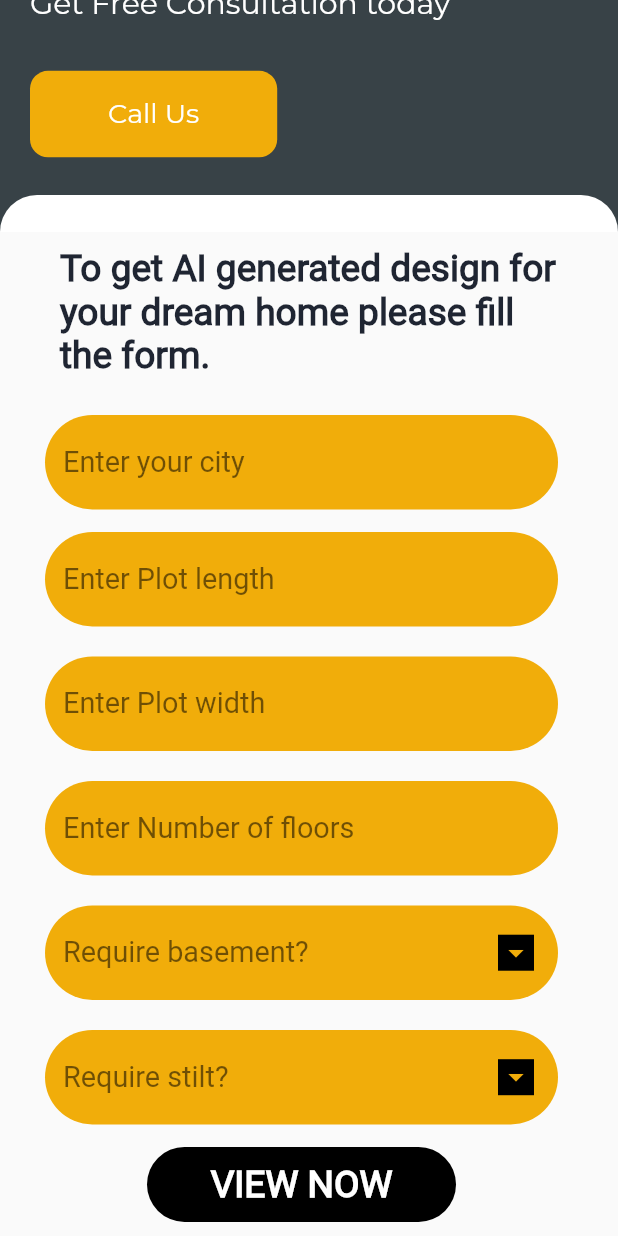
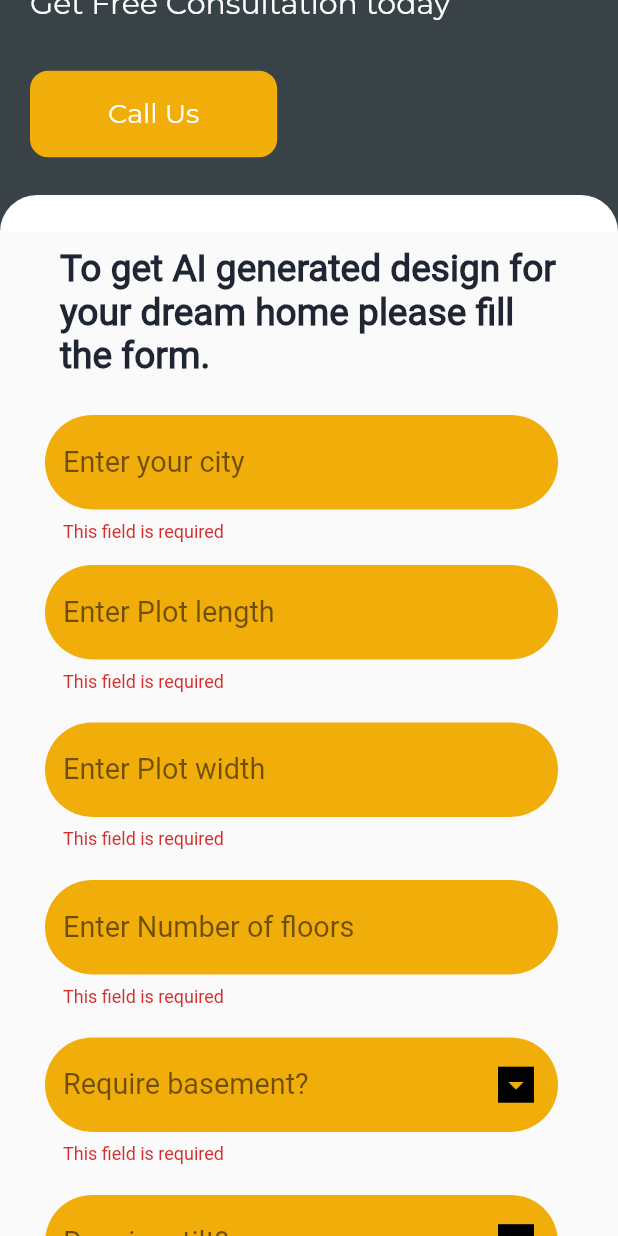
Before and after one commit to AnveshMishra/thikedaardotcom, a Flutter app: the DesignYourDreamHouseScreen screen opened directly, scrolled down 142 dp, after a tap on "VIEW NOW", on a phone screen of 412 x 824 dp. Run offline on Flutter 3.47's test engine with Material 2 defaults, Android fonts, the phone set to English and light mode, and no system bars; our stand-ins replace device_preview, dio, dots_indicator, geocoding, geolocator, get and 3 more; network calls fail.

Commit message:
api integration for design your house

```diff
--- a/lib/bindings/bindings.dart
+++ b/lib/bindings/bindings.dart
@@ -1,4 +1,5 @@
 import 'package:get/get.dart';
+import 'package:thikedaardotcom/screens/design_your_house_screen/controller/design_your_house_controller.dart';
 import 'package:thikedaardotcom/screens/login_screen/controller/login_controller.dart';
 import 'package:thikedaardotcom/screens/materials_screen/controller/material_controller.dart';
 import 'package:thikedaardotcom/screens/sign_up_screen/controller/sign_up_controller.dart';
@@ -13,5 +14,7 @@ class GlobalBindings extends Bindings {
     Get.put<SelectYourHouseDesignController>(SelectYourHouseDesignController(),
         permanent: true);
     Get.put<MaterialController>(MaterialController(), permanent: true);
+    Get.put<DesignYourHouseController>(DesignYourHouseController(),
+        permanent: true);
   }
 }
--- /dev/null
+++ b/lib/screens/design_your_house_screen/controller/design_your_house_controller.dart
@@ -0,0 +1,85 @@
+import 'package:flutter/widgets.dart';
+import 'package:geocoding/geocoding.dart';
+import 'package:geolocator/geolocator.dart';
+import 'package:get/get.dart';
+import 'package:thikedaardotcom/screens/design_your_house_screen/model/design_request_model.dart';
+
+import '../../../network/api_response.dart';
+import '../model/design_your_house_response_model.dart';
+import '../repositories/design_your_house_repo.dart';
+
+class DesignYourHouseController extends GetxController {
+  Position? position;
+  TextEditingController cityController = TextEditingController();
+  TextEditingController plotLenth = TextEditingController();
+  TextEditingController plotWidth = TextEditingController();
+  TextEditingController numberOfFloors = TextEditingController();
+  TextEditingController requiredBasement = TextEditingController();
+  TextEditingController requiredStilt = TextEditingController();
+  final formGlobalKey = GlobalKey<FormState>();
+  ApiResponse<DesignYourHouseResponseModel> apiResponse =
+      ApiResponse<DesignYourHouseResponseModel>.none();
+
+  Future<bool> _handleLocationPermission() async {
+    bool serviceEnabled;
+    LocationPermission permission;
+
+    serviceEnabled = await Geolocator.isLocationServiceEnabled();
+    if (!serviceEnabled) {
+      return false;
+    }
+    permission = await Geolocator.checkPermission();
+    if (permission == LocationPermission.denied) {
+      permission = await Geolocator.requestPermission();
+      if (permission == LocationPermission.denied) {
+        return false;
+      }
+    }
+    if (permission == LocationPermission.deniedForever) {
+      return false;
+    }
+    return true;
+  }
+
+  Future getLocation() async {
+    if (await _handleLocationPermission()) {
+      position = await Geolocator.getCurrentPosition(
+          desiredAccuracy: LocationAccuracy.high);
+      if (position != null) {
+        List<Placemark> placemarks = await placemarkFromCoordinates(
+          position!.latitude,
+          position!.longitude,
+        );
+        cityController.text = placemarks.first.locality ?? '';
+      }
+    }
+  }
+
+  Future<void> generateDesign() async {
+    if (formGlobalKey.currentState?.validate() ?? false) {
+      apiResponse = ApiResponse<DesignYourHouseResponseModel>.loading();
+      update();
+      apiResponse = await DesignYouHouseRepo().postDesignDetails(
+        DesignRequestModel(
+                city: cityController.text,
+                plotLength: int.tryParse(plotLenth.text) ?? 0,
+                plotWidth: int.tryParse(plotWidth.text) ?? 0,
+                numberofFloors: int.tryParse(numberOfFloors.text) ?? 0,
+                requireBasement: requiredBasement.text,
+                requierStilt: requiredStilt.text)
+            .toJson(),
+      );
+      clearData();
+      update();
+    }
+  }
+
+  void clearData() {
+    cityController.clear();
+    plotLenth.clear();
+    plotWidth.clear();
+    numberOfFloors.clear();
+    requiredBasement.clear();
+    requiredStilt.clear();
+  }
+}
--- a/lib/screens/design_your_house_screen/design_your_dream_house_screen.dart
+++ b/lib/screens/design_your_house_screen/design_your_dream_house_screen.dart
@@ -1,10 +1,15 @@
 import 'package:flutter/material.dart';
+import 'package:get/get.dart';
 import 'package:sizer/sizer.dart';
+import 'package:thikedaardotcom/network/api_response.dart';
 import 'package:thikedaardotcom/screens/design_your_house_screen/widgets/option_bottom_sheet.dart';
 
 import '../../config/size/size_config.dart';
 import '../../config/styles/app_colors.dart';
 import '../../config/styles/app_styles.dart';
+import '../nav_sceen.dart/controller/nav_screen_controller.dart';
+import '../select_your_house_design/controller/select_your_house_design_controller.dart';
+import 'controller/design_your_house_controller.dart';
 
 class DesignYourDreamHouseScreen extends StatelessWidget {
   const DesignYourDreamHouseScreen({super.key});
@@ -12,6 +17,7 @@ class DesignYourDreamHouseScreen extends StatelessWidget {
   @override
   Widget build(BuildContext context) {
     SizeConfig().init(context);
+    Get.find<DesignYourHouseController>().getLocation();
     return Scaffold(
         backgroundColor: const Color.fromARGB(255, 250, 250, 250),
         body: SingleChildScrollView(
@@ -120,15 +126,20 @@ class DesignYourDreamHouseScreen extends StatelessWidget {
                         Padding(
                           padding: const EdgeInsets.only(
                               left: 20, right: 20, top: 10),
-                          child: Form(
+                          child: GetBuilder<DesignYourHouseController>(
+                            builder: (controller) => Form(
+                              key: controller.formGlobalKey,
                               child: Column(
                                 crossAxisAlignment: CrossAxisAlignment.start,
                                 children: [
                                   Padding(
                                     padding: const EdgeInsets.only(top: 15),
-                                  child: TextField(
+                                    child: TextFormField(
+                                      autovalidateMode:
+                                          AutovalidateMode.onUserInteraction,
+                                      validator: _validator,
+                                      controller: controller.cityController,
                                       cursorColor: Colors.grey[600],
-                                    style: TextStyle(color: Colors.grey[600]),
                                       decoration: InputDecoration(
                                         filled: true,
                                         hintText: 'Enter your city',
@@ -147,9 +158,13 @@ class DesignYourDreamHouseScreen extends StatelessWidget {
                                   ),
                                   Padding(
                                       padding: const EdgeInsets.only(top: 15),
-                                    child: TextField(
+                                      child: TextFormField(
+                                        autovalidateMode:
+                                            AutovalidateMode.onUserInteraction,
+                                        keyboardType: TextInputType.number,
+                                        validator: _validator,
                                         cursorColor: Colors.grey[600],
-                                      style: TextStyle(color: Colors.grey[600]),
+                                        controller: controller.plotLenth,
                                         decoration: InputDecoration(
                                           filled: true,
                                           hintText: "Enter Plot length",
@@ -167,9 +182,13 @@ class DesignYourDreamHouseScreen extends StatelessWidget {
                                       )),
                                   Padding(
                                       padding: const EdgeInsets.only(top: 20),
-                                    child: TextField(
+                                      child: TextFormField(
+                                        autovalidateMode:
+                                            AutovalidateMode.onUserInteraction,
+                                        keyboardType: TextInputType.number,
+                                        validator: _validator,
                                         cursorColor: Colors.grey[600],
-                                      style: TextStyle(color: Colors.grey[600]),
+                                        controller: controller.plotWidth,
                                         decoration: InputDecoration(
                                           filled: true,
                                           hintText: "Enter Plot width",
@@ -187,9 +206,13 @@ class DesignYourDreamHouseScreen extends StatelessWidget {
                                       )),
                                   Padding(
                                       padding: const EdgeInsets.only(top: 20),
-                                    child: TextField(
+                                      child: TextFormField(
+                                        autovalidateMode:
+                                            AutovalidateMode.onUserInteraction,
+                                        keyboardType: TextInputType.number,
+                                        validator: _validator,
                                         cursorColor: Colors.grey[600],
-                                      style: TextStyle(color: Colors.grey[600]),
+                                        controller: controller.numberOfFloors,
                                         decoration: InputDecoration(
                                           filled: true,
                                           hintText: "Enter Number of floors",
@@ -207,14 +230,18 @@ class DesignYourDreamHouseScreen extends StatelessWidget {
                                       )),
                                   Padding(
                                       padding: const EdgeInsets.only(top: 20),
-                                    child: TextField(
+                                      child: TextFormField(
+                                        autovalidateMode:
+                                            AutovalidateMode.onUserInteraction,
+                                        validator: _validator,
+                                        controller: controller.requiredBasement,
                                         readOnly: true,
                                         onTap: () => showOptionBottomSheet(
-                                          context,
-                                          onTap: (String value) {},
-                                          title: "Require basement?"),
+                                            context, onTap: (String value) {
+                                          controller.requiredBasement.text =
+                                              value;
+                                        }, title: "Require basement?"),
                                         cursorColor: Colors.grey[600],
-                                      style: TextStyle(color: Colors.grey[600]),
                                         decoration: InputDecoration(
                                           suffixIcon: Padding(
                                             padding: const EdgeInsets.all(8.0),
@@ -224,7 +251,8 @@ class DesignYourDreamHouseScreen extends StatelessWidget {
                                                 color: Colors.black,
                                               ),
                                               child: Icon(
-                                                Icons.arrow_drop_down_outlined,
+                                                  Icons
+                                                      .arrow_drop_down_outlined,
                                                   color:
                                                       AppColors.appAccentAmber),
                                             ),
@@ -245,15 +273,20 @@ class DesignYourDreamHouseScreen extends StatelessWidget {
                                       )),
                                   Padding(
                                     padding: const EdgeInsets.only(top: 20),
-                                    child: TextField(
+                                    child: TextFormField(
+                                      autovalidateMode:
+                                          AutovalidateMode.onUserInteraction,
+                                      validator: _validator,
                                       onTap: () => showOptionBottomSheet(
                                         context,
-                                        onTap: (String value) {},
+                                        onTap: (String value) {
+                                          controller.requiredStilt.text = value;
+                                        },
                                         title: "Require stilt?",
                                       ),
                                       readOnly: true,
                                       cursorColor: Colors.grey[600],
-                                      style: TextStyle(color: Colors.grey[600]),
+                                      controller: controller.requiredStilt,
                                       decoration: InputDecoration(
                                         suffixIcon: Padding(
                                           padding: const EdgeInsets.all(8.0),
@@ -281,11 +314,13 @@ class DesignYourDreamHouseScreen extends StatelessWidget {
                                             borderRadius:
                                                 BorderRadius.circular(50)),
                                       ),
-                                    )),
+                                    ),
+                                  ),
                                   const SizedBox(
                                     height: 10,
                                   ),
                                 ],
+                              ),
                             ),
                           ),
                         ),
@@ -306,14 +341,35 @@ class DesignYourDreamHouseScreen extends StatelessWidget {
                                       ),
                                       backgroundColor: Colors.black,
                                     ),
-                                    onPressed: () {},
-                                    child: Text(
+                                    onPressed: () async {
+                                      await Get.find<
+                                              DesignYourHouseController>()
+                                          .generateDesign();
+                                      Get.find<NavScreenController>()
+                                          .changeTabIndex(0);
+                                      Get.find<
+                                              SelectYourHouseDesignController>()
+                                          .getDesignData();
+                                      Get.find<NavScreenController>()
+                                          .changeTabIndex(3);
+                                    },
+                                    child:
+                                        GetBuilder<DesignYourHouseController>(
+                                            builder: (controller) {
+                                      if (controller.apiResponse.status !=
+                                          ApiResponseStatus.loading) {
+                                        return Text(
                                           "VIEW NOW",
                                           style: Theme.of(context)
                                               .primaryTextTheme
                                               .headlineLarge
                                               ?.copyWith(color: Colors.white),
-                                    ),
+                                        );
+                                      }
+                                      return const Center(
+                                        child: CircularProgressIndicator(),
+                                      );
+                                    }),
                                   ),
                                 )
                               ],
@@ -325,4 +381,11 @@ class DesignYourDreamHouseScreen extends StatelessWidget {
           ),
         ));
   }
+
+  String? _validator(String? value) {
+    if (value == null || value.isEmpty) {
+      return 'This field is required';
     }
+    return null;
+  }
+}
--- /dev/null
+++ b/lib/screens/design_your_house_screen/model/design_request_model.dart
@@ -0,0 +1,71 @@
+// To parse this JSON data, do
+//
+//     final designRequestModel = designRequestModelFromJson(jsonString);
+
+import 'dart:convert';
+
+DesignRequestModel designRequestModelFromJson(String str) =>
+    DesignRequestModel.fromJson(json.decode(str));
+
+String designRequestModelToJson(DesignRequestModel data) =>
+    json.encode(data.toJson());
+
+class DesignRequestModel {
+  final String? city;
+  final int? numberofFloors;
+  final int? plotLength;
+  final int? plotWidth;
+  final String? requireBasement;
+  final String? requierStilt;
+  final dynamic ip;
+
+  DesignRequestModel({
+    this.city,
+    this.numberofFloors,
+    this.plotLength,
+    this.plotWidth,
+    this.requireBasement,
+    this.requierStilt,
+    this.ip,
+  });
+
+  DesignRequestModel copyWith({
+    String? city,
+    int? numberofFloors,
+    int? plotLength,
+    int? plotWidth,
+    String? requireBasement,
+    String? requierStilt,
+    dynamic ip,
+  }) =>
+      DesignRequestModel(
+        city: city ?? this.city,
+        numberofFloors: numberofFloors ?? this.numberofFloors,
+        plotLength: plotLength ?? this.plotLength,
+        plotWidth: plotWidth ?? this.plotWidth,
+        requireBasement: requireBasement ?? this.requireBasement,
+        requierStilt: requierStilt ?? this.requierStilt,
+        ip: ip ?? this.ip,
+      );
+
+  factory DesignRequestModel.fromJson(Map<String, dynamic> json) =>
+      DesignRequestModel(
+        city: json["city"],
+        numberofFloors: json["numberofFloors"],
+        plotLength: json["plotLength"],
+        plotWidth: json["plotWidth"],
+        requireBasement: json["requireBasement"],
+        requierStilt: json["requierStilt"],
+        ip: json["ip"],
+      );
+
+  Map<String, dynamic> toJson() => {
+        "city": city,
+        "numberofFloors": numberofFloors,
+        "plotLength": plotLength,
+        "plotWidth": plotWidth,
+        "requireBasement": requireBasement,
+        "requierStilt": requierStilt,
+        "ip": ip,
+      };
+}
--- /dev/null
+++ b/lib/screens/design_your_house_screen/model/design_your_house_response_model.dart
@@ -0,0 +1,112 @@
+// To parse this JSON data, do
+//
+//     final designYourHouseResponseModel = designYourHouseResponseModelFromJson(jsonString);
+
+import 'dart:convert';
+
+DesignYourHouseResponseModel designYourHouseResponseModelFromJson(String str) =>
+    DesignYourHouseResponseModel.fromJson(json.decode(str));
+
+String designYourHouseResponseModelToJson(DesignYourHouseResponseModel data) =>
+    json.encode(data.toJson());
+
+class DesignYourHouseResponseModel {
+  final String? message;
+  final Data? data;
+
+  DesignYourHouseResponseModel({
+    this.message,
+    this.data,
+  });
+
+  DesignYourHouseResponseModel copyWith({
+    String? message,
+    Data? data,
+  }) =>
+      DesignYourHouseResponseModel(
+        message: message ?? this.message,
+        data: data ?? this.data,
+      );
+
+  factory DesignYourHouseResponseModel.fromJson(Map<String, dynamic> json) =>
+      DesignYourHouseResponseModel(
+        message: json["message"],
+        data: json["data"] == null ? null : Data.fromJson(json["data"]),
+      );
+
+  Map<String, dynamic> toJson() => {
+        "message": message,
+        "data": data?.toJson(),
+      };
+}
+
+class Data {
+  final String? city;
+  final int? numberofFloors;
+  final int? plotLength;
+  final int? plotWidth;
+  final String? requireBasement;
+  final String? requierStilt;
+  final dynamic ipAddress;
+  final String? id;
+  final int? v;
+
+  Data({
+    this.city,
+    this.numberofFloors,
+    this.plotLength,
+    this.plotWidth,
+    this.requireBasement,
+    this.requierStilt,
+    this.ipAddress,
+    this.id,
+    this.v,
+  });
+
+  Data copyWith({
+    String? city,
+    int? numberofFloors,
+    int? plotLength,
+    int? plotWidth,
+    String? requireBasement,
+    String? requierStilt,
+    dynamic ipAddress,
+    String? id,
+    int? v,
+  }) =>
+      Data(
+        city: city ?? this.city,
+        numberofFloors: numberofFloors ?? this.numberofFloors,
+        plotLength: plotLength ?? this.plotLength,
+        plotWidth: plotWidth ?? this.plotWidth,
+        requireBasement: requireBasement ?? this.requireBasement,
+        requierStilt: requierStilt ?? this.requierStilt,
+        ipAddress: ipAddress ?? this.ipAddress,
+        id: id ?? this.id,
+        v: v ?? this.v,
+      );
+
+  factory Data.fromJson(Map<String, dynamic> json) => Data(
+        city: json["city"],
+        numberofFloors: json["numberofFloors"],
+        plotLength: json["plotLength"],
+        plotWidth: json["plotWidth"],
+        requireBasement: json["requireBasement"],
+        requierStilt: json["requierStilt"],
+        ipAddress: json["ipAddress"],
+        id: json["_id"],
+        v: json["__v"],
+      );
+
+  Map<String, dynamic> toJson() => {
+        "city": city,
+        "numberofFloors": numberofFloors,
+        "plotLength": plotLength,
+        "plotWidth": plotWidth,
+        "requireBasement": requireBasement,
+        "requierStilt": requierStilt,
+        "ipAddress": ipAddress,
+        "_id": id,
+        "__v": v,
+      };
+}
--- /dev/null
+++ b/lib/screens/design_your_house_screen/repositories/design_your_house_repo.dart
@@ -0,0 +1,28 @@
+import 'package:thikedaardotcom/screens/design_your_house_screen/model/design_your_house_response_model.dart';
+
+import '../../../network/api_client.dart';
+import '../../../network/api_end_points.dart';
+import '../../../network/api_response.dart';
+
+class DesignYouHouseRepo {
+  static final DesignYouHouseRepo _singleton = DesignYouHouseRepo._internal();
+  factory DesignYouHouseRepo() {
+    return _singleton;
+  }
+  DesignYouHouseRepo._internal();
+
+  final ApiClient _client = ApiClient();
+
+  Future<ApiResponse<DesignYourHouseResponseModel>> postDesignDetails(
+      Map data) async {
+    try {
+      final response = await _client.post(genrateDesign, data: data);
+      ApiResponse<DesignYourHouseResponseModel> apiResponse =
+          ApiResponse.success(
+              DesignYourHouseResponseModel.fromJson(response.data));
+      return apiResponse;
+    } on Exception catch (e) {
+      return ApiResponse.error(e.toString());
+    }
+  }
+}
--- a/lib/screens/nav_sceen.dart/controller/nav_screen_controller.dart
+++ b/lib/screens/nav_sceen.dart/controller/nav_screen_controller.dart
@@ -1,12 +1,8 @@
 import 'package:flutter/material.dart';
 import 'package:get/get.dart';
-import 'package:thikedaardotcom/screens/design_your_house_screen/design_your_dream_house_screen.dart';
 import 'package:thikedaardotcom/screens/my_projects_screen/my_projects_screen.dart';
 import 'package:thikedaardotcom/screens/nav_sceen.dart/constants/constants.dart';
 import 'package:thikedaardotcom/screens/select_your_house_design/select_your_house_design_screen.dart';
-import 'package:thikedaardotcom/screens/view_your_dream_house/view_your_dream_house.dart';
-
-import '../../home_screen/home_screen.dart';
 
 class NavScreenController extends GetxController {
   var tabIndex = 0.obs;
--- a/lib/screens/select_your_house_design/controller/select_your_house_design_controller.dart
+++ b/lib/screens/select_your_house_design/controller/select_your_house_design_controller.dart
@@ -12,7 +12,7 @@ class SelectYourHouseDesignController extends GetxController {
   Future<void> getDesignData() async {
     apiResponse = ApiResponse<GetDesignDataResponseModel>.loading();
     update();
-    await Future.delayed(const Duration(seconds: 5));
+    await Future.delayed(const Duration(seconds: 2));
     apiResponse = await SelectYourHouseDesignRespository().getDesignData();
     if (apiResponse.status == ApiResponseStatus.success) {
       // Get.off(() => const NavScreen());
--- a/pubspec.yaml
+++ b/pubspec.yaml
@@ -45,6 +45,8 @@ dependencies:
   flutter_staggered_grid_view: ^0.6.2
   sizer: ^2.0.15
   device_preview: ^1.1.0
+  geolocator: ^9.0.2
+  geocoding: ^2.1.0
 
 dev_dependencies:
   flutter_test:
```
Also changed, not shown: lib/network/api_end_points.dart (+6 -5 lines), 7 other files. Lines whose indentation alone changed are shown as unchanged.
